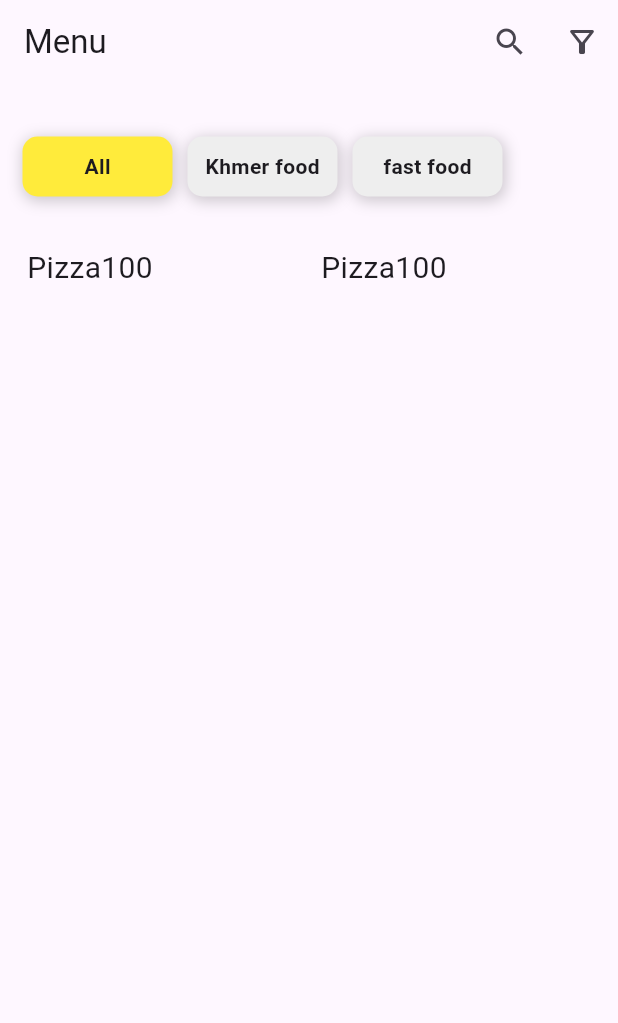
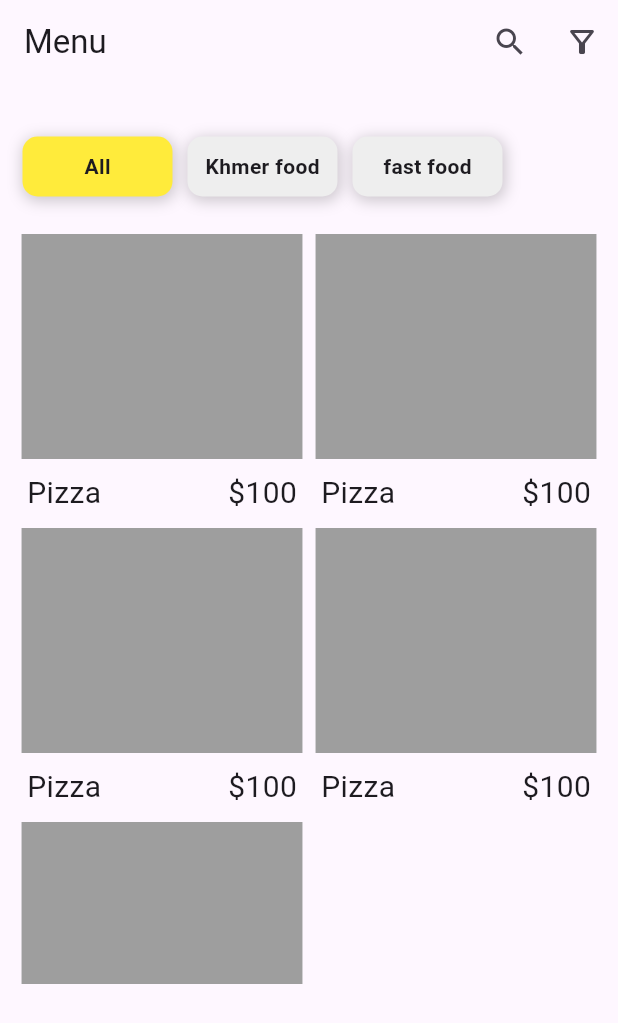
Before and after one commit to TheChhay/design_ui, a Flutter app: the screen it shows after launch, on a phone screen of 412 x 824 dp. Shown: the top 1023 px of the screen. Run offline on Flutter 3.47's test engine with Material 3 defaults, Android fonts, the phone set to English and light mode, and no system bars.

Commit message:
fix locate img

```diff
--- a/lib/features/home/home_page.dart
+++ b/lib/features/home/home_page.dart
@@ -1,8 +1,6 @@
 import 'package:design_ui/features/home/widgets/list_food.dart';
 import 'package:design_ui/features/home/widgets/row_category.dart';
-import 'package:flutter/cupertino.dart';
 import 'package:flutter/material.dart';
-import 'package:flutter/widgets.dart';
 
 class HomePage extends StatelessWidget {
   const HomePage({super.key});
@@ -23,17 +21,19 @@ class HomePage extends StatelessWidget {
               icon: const Icon(Icons.filter_alt_outlined), onPressed: () {})
         ],
       ),
-      body: const SafeArea(
+      body:  const SafeArea(
         child: Padding(
           padding: EdgeInsets.all(10),
+          child: SingleChildScrollView(
             child: Column(
-          mainAxisAlignment: MainAxisAlignment.start,
               children: [
                 RowCategory(),
                 ListFood(),
               ],
             ),
-      )),
+                ),
+              ),
+      ),
     );
   }
 }
--- a/lib/features/home/widgets/list_food.dart
+++ b/lib/features/home/widgets/list_food.dart
@@ -6,51 +6,57 @@ class ListFood extends StatelessWidget {
   @override
   Widget build(BuildContext context) {
     return SizedBox(
-      height: MediaQuery.of(context).size.height -
-          MediaQuery.of(context).size.height * 0.2,
+      width: MediaQuery.of(context).size.width,
+      height: 500,
+      child: Column(
+        children: [
+          Expanded(
             child: GridView.count(
               crossAxisCount: 2,
               children: [
-          _cardFood(
-            price: 100,
-            title: 'Pizza',
+                _cardFood(context, price: 100, title: 'Pizza'),
+                _cardFood(context, price: 100, title: 'Pizza'),
+                _cardFood(context, price: 100, title: 'Pizza'),
+                _cardFood(context, price: 100, title: 'Pizza'),
+                _cardFood(context, price: 100, title: 'Pizza'),
+              ],
             ),
-          _cardFood(
-            price: 100,
-            title: 'Pizza',
           ),
         ],
       ),
     );
   }
 
-  @override
-  Widget _cardFood(
-      {String? img, int? price, String? title, VoidCallback? onPress}) {
-    return InkWell(
+  Widget _cardFood(BuildContext context, {String? img, int? price, String? title, VoidCallback? onPress}) {
+    return SizedBox(
+      width: MediaQuery.of(context).size.width / 2.1,
+      child: InkWell(
         onTap: onPress,
         child: Column(
           children: [
-          // Container(
-          //   child: Image.asset(img!),
-          //   width: 200,
-          // ),
+            SizedBox(
+              height: 150, // Fixed height for image container
+              width: MediaQuery.of(context).size.width / 2.2,
+              child: img == null ? Container(color: Colors.grey) : Image.asset(img),
+            ),
             Padding(
               padding: const EdgeInsets.all(8.0),
               child: Row(
+                mainAxisAlignment: MainAxisAlignment.spaceBetween, // Ensure proper spacing
                 children: [
                   Text(
                     title!,
                     style: const TextStyle(fontSize: 20),
                   ),
                   Text(
-                  price!.toString(),
+                    '\$${price!.toString()}',
                     style: const TextStyle(fontSize: 20),
-                )
+                  ),
                 ],
               ),
-          )
+            ),
           ],
+        ),
       ),
     );
   }
--- a/lib/features/home/widgets/row_category.dart
+++ b/lib/features/home/widgets/row_category.dart
@@ -23,7 +23,6 @@ class RowCategory extends StatelessWidget {
     );
   }
 
-  @override
   Widget _item({String? name, bool? isSelected = false}) {
     return Padding(
       padding: const EdgeInsets.all(5),
--- a/lib/main.dart
+++ b/lib/main.dart
@@ -31,7 +31,7 @@ class _StartingPageState extends State<StartingPage> {
   void initState() {
     super.initState();
     Timer(
-      const Duration(milliseconds: 50),
+      const Duration(milliseconds: 3000),
       () => Navigator.pushReplacement(
         context,
         MaterialPageRoute(
@@ -98,7 +98,7 @@ class _StartingPageState extends State<StartingPage> {
           SizedBox(
             height: 300,
             width: 300,
-            child: Image.asset('assets/images/Slay.png'),
+            child: Image.asset('assets/images/saly.png'),
           ),
           const Text(
             'Code Delivery!',
--- a/pubspec.yaml
+++ b/pubspec.yaml
@@ -9,7 +9,7 @@ environment:
 dependencies:
   flutter:
     sdk: flutter
-  gettext: ^1.2.0
+  get: ^4.6.6
 
 dev_dependencies:
   flutter_test:
@@ -17,6 +17,6 @@ dev_dependencies:
   flutter_lints: ^3.0.0
 
 flutter:
-  uses-material-design: true
   assets:
     - assets/
+  uses-material-design: true
```
Also changed, not shown: assets/images/Saly.png, assets/images/cloud.png (deleted), assets/images/tikKrerng.jpeg (deleted). Lines whose indentation alone changed are shown as unchanged.
